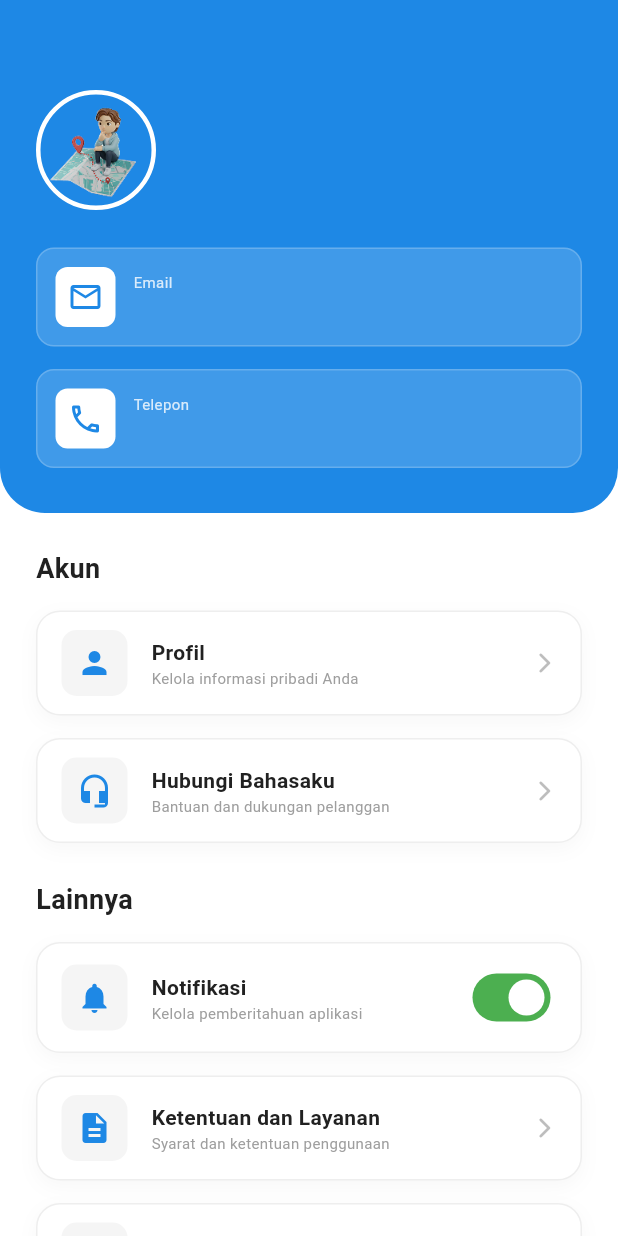
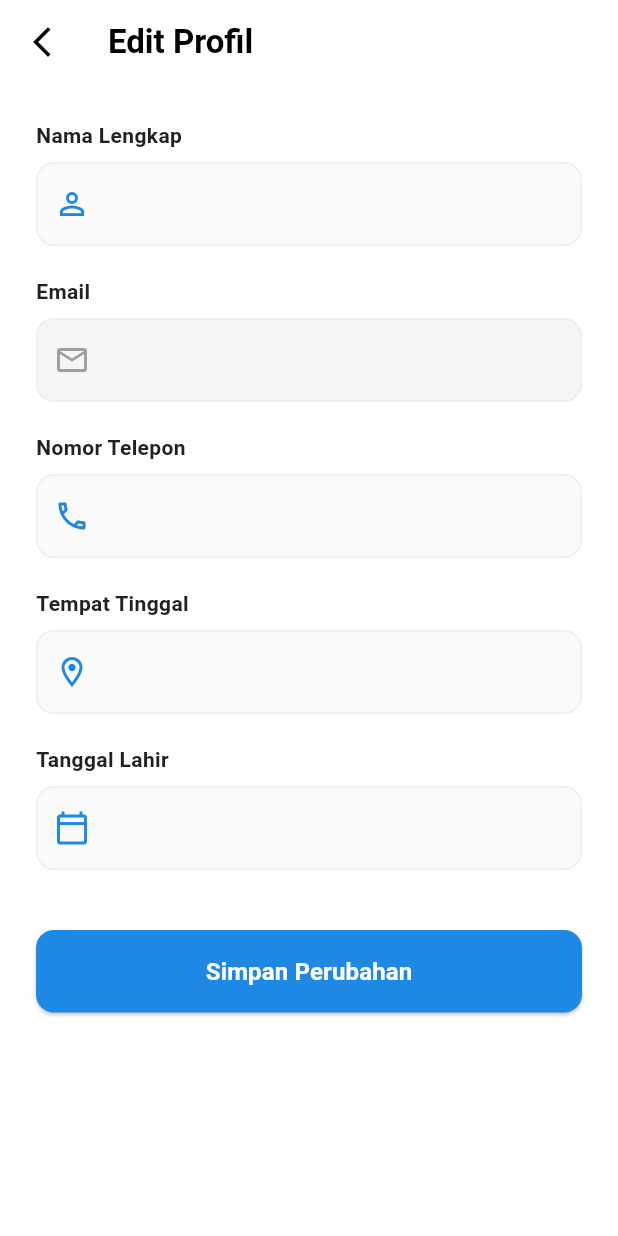
Before and after one commit to SyaefulEffendi/Bahasaku-Mobile-V1, a Flutter app: the ProfileScreen screen opened directly, after a tap on "Profil", on a phone screen of 412 x 824 dp. Run offline on Flutter 3.47's test engine with Material 3 defaults, Android fonts, the phone set to English and light mode, and no system bars; our stand-ins replace quickalert, shared_preferences; accounts and stored records are empty; Roboto replaces fonts that are missing (Poppins).

Commit message:
penambahan Edit Profile

```diff
--- a/lib/features/auth/screens/login_screen.dart
+++ b/lib/features/auth/screens/login_screen.dart
@@ -249,12 +249,17 @@ class _LoginScreenState extends State<LoginScreen> {
 
                               final prefs = await SharedPreferences.getInstance();
                               await prefs.setString('token', token);
+                              await prefs.setInt('userId', user['id']);
                               await prefs.setString('userName', user['full_name']);
                               await prefs.setString('email', user['email']);
                               if (user['phone_number'] != null) {
                                 await prefs.setString('phoneNumber', user['phone_number']);
                               } else {
                                 await prefs.setString('phoneNumber', 'Tidak ada No Telepon');
+                              }
+                              // Simpan URL Foto Profil (Sesuai key dari user_model.py: 'profile_pic_url')
+                              if (user['profile_pic_url'] != null) {
+                                await prefs.setString('photoProfile', user['profile_pic_url']);
                               }
 
                               if (context.mounted) {
--- /dev/null
+++ b/lib/features/home/screens/edit_profile_screen.dart
@@ -0,0 +1,312 @@
+import 'dart:convert';
+import 'package:flutter/material.dart';
+import 'package:shared_preferences/shared_preferences.dart';
+import 'package:http/http.dart' as http;
+import 'package:intl/intl.dart'; // Pastikan tambah intl di pubspec.yaml jika belum
+import 'package:quickalert/quickalert.dart';
+import 'package:bahasaku_v1/core/constants/colors.dart';
+// Sesuaikan import ApiClient Anda
+import 'package:bahasaku_v1/core/api/api_client.dart';
+
+class EditProfileScreen extends StatefulWidget {
+  const EditProfileScreen({super.key});
+
+  @override
+  State<EditProfileScreen> createState() => _EditProfileScreenState();
+}
+
+class _EditProfileScreenState extends State<EditProfileScreen> {
+  final _formKey = GlobalKey<FormState>();
+
+  // Controller
+  late TextEditingController _nameController;
+  late TextEditingController _emailController;
+  late TextEditingController _phoneController;
+  late TextEditingController _locationController;
+  late TextEditingController _dateController;
+
+  bool _isLoading = false;
+
+  @override
+  void initState() {
+    super.initState();
+    _nameController = TextEditingController();
+    _emailController = TextEditingController();
+    _phoneController = TextEditingController();
+    _locationController = TextEditingController();
+    _dateController = TextEditingController();
+    _loadUserData();
+  }
+
+  // 1. Ambil Data Awal dari SharedPreferences untuk mengisi form
+  Future<void> _loadUserData() async {
+    final prefs = await SharedPreferences.getInstance();
+    setState(() {
+      _nameController.text = prefs.getString('userName') ?? '';
+      _emailController.text = prefs.getString('email') ?? '';
+      _phoneController.text = prefs.getString('phoneNumber') ?? '';
+
+      // Jika Anda menyimpan location/birth_date saat login, load disini.
+      // Jika tidak, biarkan kosong atau fetch dari API (opsional).
+      // Contoh dummy atau ambil dari prefs jika sudah disimpan sebelumnya:
+      _locationController.text = prefs.getString('location') ?? '';
+      _dateController.text = prefs.getString('birthDate') ?? '';
+    });
+  }
+
+  @override
+  void dispose() {
+    _nameController.dispose();
+    _emailController.dispose();
+    _phoneController.dispose();
+    _locationController.dispose();
+    _dateController.dispose();
+    super.dispose();
+  }
+
+  // 2. Fungsi Simpan Data ke Server
+  Future<void> _saveProfile() async {
+    if (!_formKey.currentState!.validate()) return;
+
+    QuickAlert.show(
+      context: context,
+      type: QuickAlertType.loading,
+      title: 'Menyimpan...',
+      text: 'Mohon tunggu sebentar',
+      disableBackBtn: true,
+    );
+
+    try {
+      final prefs = await SharedPreferences.getInstance();
+      final token = prefs.getString('token');
+      final userId = prefs.getInt('userId'); // ID yang kita simpan di Langkah 1
+
+      if (token == null || userId == null) {
+        Navigator.pop(context); // Tutup loading
+        QuickAlert.show(
+          context: context,
+          type: QuickAlertType.error,
+          title: 'Error',
+          text: 'Sesi tidak valid. Silakan login ulang.',
+        );
+        return;
+      }
+
+      // URL Update User (PUT /users/<id>)
+      // Ganti url_base sesuai ApiClient Anda
+      // Asumsi: ApiClient.baseUrl adalah "http://10.0.2.2:5000/api"
+      // Jika ApiClient.register berisi full URL, sesuaikan logic string ini.
+      final url = Uri.parse('http://10.0.2.2:5000/api/users/$userId');
+
+      final response = await http.put(
+        url,
+        headers: {
+          "Content-Type": "application/json",
+          "Authorization": "Bearer $token",
+        },
+        body: jsonEncode({
+          "full_name": _nameController.text,
+          "phone_number": _phoneController.text,
+          "location": _locationController.text,
+          "birth_date": _dateController.text, // Format YYYY-MM-DD
+          // Email tidak dikirim agar tidak berubah, atau dikirim tapi backend validasi
+        }),
+      );
+
+      // Tutup Loading Alert
+      if (mounted) Navigator.pop(context);
+
+      if (response.statusCode == 200) {
+        // Update sukses: Simpan data baru ke SharedPreferences
+        await prefs.setString('userName', _nameController.text);
+        await prefs.setString('phoneNumber', _phoneController.text);
+        await prefs.setString('location', _locationController.text);
+        await prefs.setString('birthDate', _dateController.text);
+
+        if (mounted) {
+          await QuickAlert.show(
+            context: context,
+            type: QuickAlertType.success,
+            title: 'Berhasil!',
+            text: 'Profil berhasil diperbarui.',
+            onConfirmBtnTap: () {
+              Navigator.pop(context); // Tutup Alert
+              Navigator.pop(context, true); // Kembali ke halaman Profil & Refresh
+            },
+          );
+        }
+      } else {
+        final errorData = jsonDecode(response.body);
+        if (mounted) {
+          QuickAlert.show(
+            context: context,
+            type: QuickAlertType.error,
+            title: 'Gagal',
+            text: errorData['error'] ?? 'Gagal memperbarui profil.',
+          );
+        }
+      }
+    } catch (e) {
+      if (mounted) Navigator.pop(context); // Tutup loading jika error koneksi
+      if (mounted) {
+        QuickAlert.show(
+          context: context,
+          type: QuickAlertType.error,
+          title: 'Koneksi Error',
+          text: e.toString(),
+        );
+      }
+    }
+  }
+
+  // Helper untuk Date Picker
+  Future<void> _selectDate() async {
+    DateTime? picked = await showDatePicker(
+      context: context,
+      initialDate: DateTime.now(),
+      firstDate: DateTime(1900),
+      lastDate: DateTime.now(),
+    );
+    if (picked != null) {
+      setState(() {
+        _dateController.text = DateFormat('yyyy-MM-dd').format(picked);
+      });
+    }
+  }
+
+  @override
+  Widget build(BuildContext context) {
+    return Scaffold(
+      backgroundColor: Colors.white,
+      appBar: AppBar(
+        title: const Text("Edit Profil", style: TextStyle(color: Colors.black, fontWeight: FontWeight.bold)),
+        backgroundColor: Colors.white,
+        elevation: 0,
+        leading: IconButton(
+          icon: const Icon(Icons.arrow_back_ios_new, color: Colors.black),
+          onPressed: () => Navigator.pop(context),
+        ),
+      ),
+      body: SingleChildScrollView(
+        padding: const EdgeInsets.all(24),
+        child: Form(
+          key: _formKey,
+          child: Column(
+            children: [
+              // Foto Profil (Opsional: Bisa ditambahkan fitur ganti foto disini nanti)
+              // Center(
+              //   child: CircleAvatar(radius: 50, ...),
+              // ),
+              // const SizedBox(height: 30),
+
+              _buildTextField(
+                label: "Nama Lengkap",
+                controller: _nameController,
+                icon: Icons.person_outline,
+              ),
+              const SizedBox(height: 20),
+
+              _buildTextField(
+                label: "Email",
+                controller: _emailController,
+                icon: Icons.email_outlined,
+                isReadOnly: true, // KUNCI: Email tidak bisa diedit
+              ),
+              const SizedBox(height: 20),
+
+              _buildTextField(
+                label: "Nomor Telepon",
+                controller: _phoneController,
+                icon: Icons.phone_outlined,
+                inputType: TextInputType.phone,
+              ),
+              const SizedBox(height: 20),
+
+              _buildTextField(
+                label: "Tempat Tinggal",
+                controller: _locationController,
+                icon: Icons.location_on_outlined,
+              ),
+              const SizedBox(height: 20),
+
+              GestureDetector(
+                onTap: _selectDate,
+                child: AbsorbPointer( // Mencegah keyboard muncul
+                  child: _buildTextField(
+                    label: "Tanggal Lahir",
+                    controller: _dateController,
+                    icon: Icons.calendar_today_outlined,
+                  ),
+                ),
+              ),
+              const SizedBox(height: 40),
+
+              SizedBox(
+                width: double.infinity,
+                child: ElevatedButton(
+                  onPressed: _saveProfile,
+                  style: ElevatedButton.styleFrom(
+                    backgroundColor: AppColors.primaryBlue,
+                    padding: const EdgeInsets.symmetric(vertical: 16),
+                    shape: RoundedRectangleBorder(
+                      borderRadius: BorderRadius.circular(12),
+                    ),
+                  ),
+                  child: const Text(
+                    "Simpan Perubahan",
+                    style: TextStyle(fontSize: 16, fontWeight: FontWeight.bold, color: Colors.white),
+                  ),
+                ),
+              ),
+            ],
+          ),
+        ),
+      ),
+    );
+  }
+
+  Widget _buildTextField({
+    required String label,
+    required TextEditingController controller,
+    required IconData icon,
+    bool isReadOnly = false,
+    TextInputType inputType = TextInputType.text,
+  }) {
+    return Column(
+      crossAxisAlignment: CrossAxisAlignment.start,
+      children: [
+        Text(label, style: const TextStyle(fontWeight: FontWeight.bold, color: AppColors.textDark)),
+        const SizedBox(height: 8),
+        TextFormField(
+          controller: controller,
+          readOnly: isReadOnly,
+          keyboardType: inputType,
+          style: TextStyle(color: isReadOnly ? Colors.grey : Colors.black),
+          decoration: InputDecoration(
+            prefixIcon: Icon(icon, color: isReadOnly ? Colors.grey : AppColors.primaryBlue),
+            filled: true,
+            fillColor: isReadOnly ? Colors.grey.shade100 : Colors.grey.shade50,
+            border: OutlineInputBorder(
+              borderRadius: BorderRadius.circular(12),
+              borderSide: BorderSide.none,
+            ),
+            enabledBorder: OutlineInputBorder(
+              borderRadius: BorderRadius.circular(12),
+              borderSide: BorderSide(color: Colors.grey.shade200),
+            ),
+            focusedBorder: OutlineInputBorder(
+              borderRadius: BorderRadius.circular(12),
+              borderSide: const BorderSide(color: AppColors.primaryBlue),
+            ),
+          ),
+          validator: (value) {
+            if (!isReadOnly && (value == null || value.isEmpty)) {
+              return '$label tidak boleh kosong';
+            }
+            return null;
+          },
+        ),
+      ],
+    );
+  }
+}
--- a/lib/features/home/screens/profile_screen.dart
+++ b/lib/features/home/screens/profile_screen.dart
@@ -3,6 +3,7 @@ import 'package:shared_preferences/shared_preferences.dart';
 import 'package:bahasaku_v1/core/constants/colors.dart';
 import 'package:bahasaku_v1/features/auth/screens/login_screen.dart';
 import 'package:quickalert/quickalert.dart';
+import 'package:bahasaku_v1/features/home/screens/edit_profile_screen.dart';
 
 class ProfileScreen extends StatefulWidget {
   const ProfileScreen({super.key});
@@ -15,7 +16,10 @@ class _ProfileScreenState extends State<ProfileScreen> {
   // Variabel Data User
   String _userName = 'Username';
   String _email = 'username@gmail.com';
-  String _phone = 'Tidak ada No Telepon'; // Variabel baru untuk No HP
+  String _phone = 'Tidak ada No Telepon';
+
+  // Variabel baru untuk menampung URL Foto
+  String? _photoUrl;
 
   bool _isNotificationOn = true;
 
@@ -33,6 +37,18 @@ class _ProfileScreenState extends State<ProfileScreen> {
       _userName = prefs.getString('userName') ?? 'Username';
       _email = prefs.getString('email') ?? 'username@gmail.com';
       _phone = prefs.getString('phoneNumber') ?? 'Tidak ada No Telepon';
+
+      // --- LOGIKA BARU: AMBIL DAN PROSES URL FOTO ---
+      String? rawUrl = prefs.getString('photoProfile');
+
+      if (rawUrl != null && rawUrl.isNotEmpty) {
+        // Jika berjalan di Emulator Android, localhost harus diganti 10.0.2.2
+        if (rawUrl.contains('localhost')) {
+          _photoUrl = rawUrl.replaceAll('localhost', '10.0.2.2');
+        } else {
+          _photoUrl = rawUrl;
+        }
+      }
     });
   }
 
@@ -92,17 +108,24 @@ class _ProfileScreenState extends State<ProfileScreen> {
                         decoration: BoxDecoration(
                           shape: BoxShape.circle,
                           border: Border.all(color: Colors.white, width: 3),
-                          image: const DecorationImage(
-                            image: AssetImage('assets/images/header_illustration.png'),
+                          // --- LOGIKA TAMPILAN GAMBAR ---
+                          image: DecorationImage(
+                            image: (_photoUrl != null && _photoUrl!.isNotEmpty)
+                                ? NetworkImage(_photoUrl!) as ImageProvider // Pakai URL jika ada
+                                : const AssetImage('assets/images/header_illustration.png'), // Default jika kosong
                             fit: BoxFit.cover,
                             alignment: Alignment.topCenter,
+                            // Mencegah crash jika link gambar rusak
+                            onError: (exception, stackTrace) {
+                              debugPrint("Gagal memuat gambar profil: $exception");
+                            },
                           ),
                         ),
                       ),
                       const SizedBox(width: 20),
                       Expanded(
                         child: Text(
-                          _userName, // Data Nama Dinamis
+                          _userName,
                           style: const TextStyle(
                             fontSize: 22,
                             fontWeight: FontWeight.bold,
@@ -120,7 +143,7 @@ class _ProfileScreenState extends State<ProfileScreen> {
                   _buildGlassInfoCard(
                     icon: Icons.email_outlined,
                     label: 'Email',
-                    value: _email, // Data Email Dinamis
+                    value: _email,
                   ),
                   const SizedBox(height: 15),
 
@@ -128,7 +151,7 @@ class _ProfileScreenState extends State<ProfileScreen> {
                   _buildGlassInfoCard(
                     icon: Icons.phone_outlined,
                     label: 'Telepon',
-                    value: _phone, // Data Telepon Dinamis
+                    value: _phone,
                   ),
                 ],
               ),
@@ -151,11 +174,22 @@ class _ProfileScreenState extends State<ProfileScreen> {
                   ),
                   const SizedBox(height: 15),
                   _buildMenuItem(
-                    icon: Icons.person,
-                    title: 'Profil',
-                    subtitle: 'Kelola informasi pribadi Anda',
-                    onTap: () {},
-                  ),
+                  icon: Icons.person,
+                  title: 'Profil',
+                  subtitle: 'Kelola informasi pribadi Anda',
+                  onTap: () async {
+                    // Navigasi ke Edit Profile dan tunggu hasilnya
+                    final result = await Navigator.push(
+                      context,
+                      MaterialPageRoute(builder: (context) => const EditProfileScreen()),
+                    );
+
+                    // Jika result == true (artinya user habis simpan data), refresh halaman ini
+                    if (result == true) {
+                      _loadUserData();
+                    }
+                  },
+                ),
                   const SizedBox(height: 15),
                   _buildMenuItem(
                     icon: Icons.headset_mic,
@@ -264,7 +298,6 @@ class _ProfileScreenState extends State<ProfileScreen> {
             child: Icon(icon, color: AppColors.primaryBlue, size: 24),
           ),
           const SizedBox(width: 12),
-          // Menggunakan Expanded agar teks panjang tidak overflow (error kuning hitam)
           Expanded(
             child: Column(
               crossAxisAlignment: CrossAxisAlignment.start,
@@ -316,7 +349,6 @@ class _ProfileScreenState extends State<ProfileScreen> {
         ),
         child: Row(
           children: [
-            // Ikon Kiri (Background Kotak)
             Container(
               padding: const EdgeInsets.all(10),
               decoration: BoxDecoration(
@@ -331,7 +363,6 @@ class _ProfileScreenState extends State<ProfileScreen> {
             ),
             const SizedBox(width: 16),
 
-            // Teks Judul & Subjudul
             Expanded(
               child: Column(
                 crossAxisAlignment: CrossAxisAlignment.start,
@@ -355,7 +386,6 @@ class _ProfileScreenState extends State<ProfileScreen> {
               ),
             ),
 
-            // Bagian Kanan (Panah atau Switch)
             if (isSwitch)
               Switch(
                 value: switchValue,
--- a/pubspec.yaml
+++ b/pubspec.yaml
@@ -37,6 +37,7 @@ dependencies:
   shared_preferences: ^2.5.3
   http: ^1.6.0
   quickalert: ^1.1.0
+  intl: ^0.20.2
 
 dev_dependencies:
   flutter_test:
```
Also changed, not shown: assets/images/profile_default.png (added), pubspec.lock.
